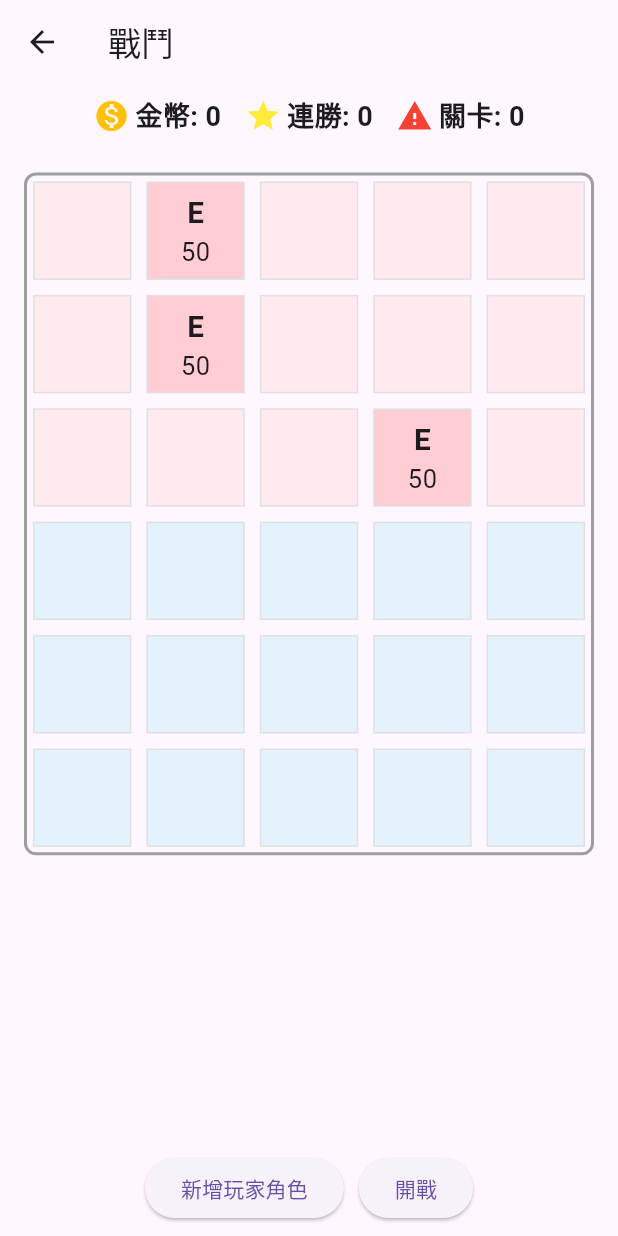
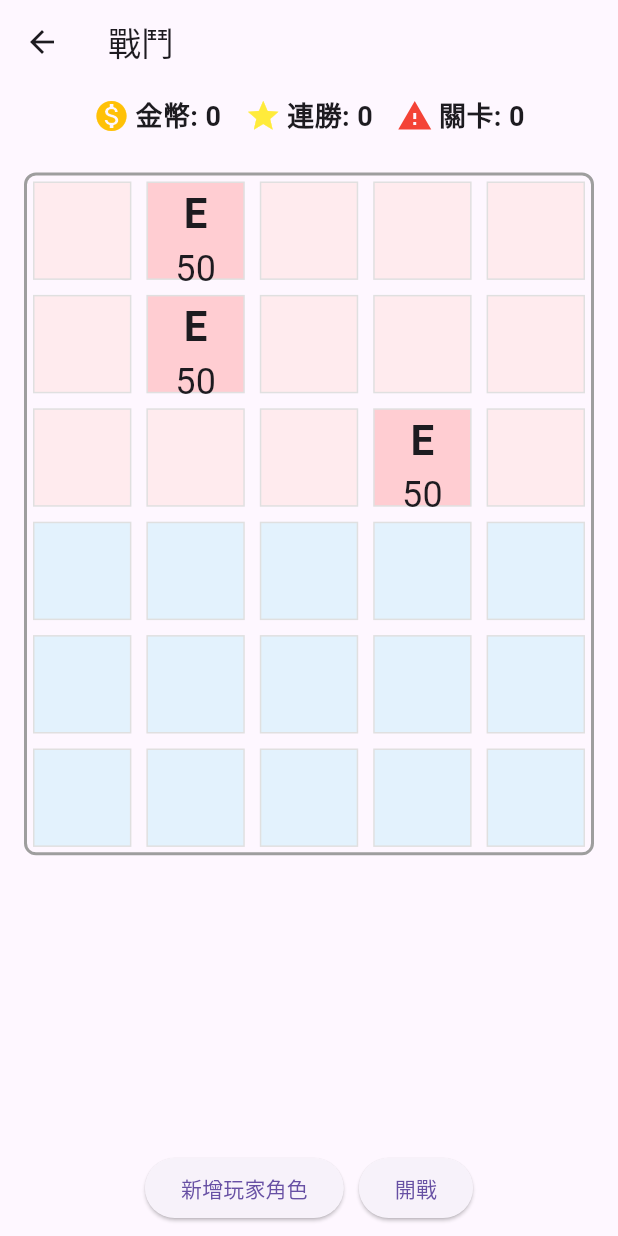
Before and after one commit to kyoangel/merge_game_a2z, a Flutter app: the BattleScreen screen opened directly with empty values, on a phone screen of 412 x 824 dp. Run offline on Flutter 3.47's test engine with Material 3 defaults, Android fonts, the phone set to English and light mode, and no system bars; our stand-ins replace shared_preferences; missing offline and left inert: flame; accounts and stored records are empty.

Commit message:
fix the draggable area

```diff
--- a/lib/game/battle/battle_board.dart
+++ b/lib/game/battle/battle_board.dart
@@ -797,25 +797,32 @@ class _BattleBoardState extends State<BattleBoard> {
 
   Widget _buildCell(int row, int col) {
     final unit = battleBoard[row][col];
-    final isSelected = selectedUnit != null && selectedUnit!.position.row == row && selectedUnit!.position.col == col;
+    final isSelected = selectedUnit != null &&
+        selectedUnit!.position.row == row &&
+        selectedUnit!.position.col == col;
 
     return DragTarget<BattleUnit>(
       onAcceptWithDetails: (details) {
         final receivedUnit = details.data;
         final targetUnit = battleBoard[row][col];
 
-        print('DragTarget onAccept: Received unit level: ${receivedUnit.level}, Target unit level: ${targetUnit?.level}');
+        print(
+            'DragTarget onAccept: Received unit level: ${receivedUnit.level}, Target unit level: ${targetUnit?.level}');
 
         if (targetUnit != null && targetUnit.type == UnitType.player) {
           // 目標位置有單位
-          if (targetUnit.level == receivedUnit.level && !identical(targetUnit, receivedUnit)) { // 修改合成條件，只判斷 level，並防止與自身合成
+          if (targetUnit.level == receivedUnit.level &&
+              !identical(targetUnit, receivedUnit)) {
+            // 修改合成條件，只判斷 level，並防止與自身合成
             // ✅ 合成條件：等級相同且不是同一個單位
             print('Merge condition met. Merging...');
             // 合成發生在目標單位上
             targetUnit.merge(receivedUnit);
             // 移除被拖曳的單位
-            battleBoard[receivedUnit.position.row][receivedUnit.position.col] = null;
-            print('Merge successful via DragTarget. New unit level: ${targetUnit.level}');
+            battleBoard[receivedUnit.position.row][receivedUnit.position.col] =
+                null;
+            print(
+                'Merge successful via DragTarget. New unit level: ${targetUnit.level}');
           } else {
             // ❌ 等級不同或嘗試與自身合成，交換位置
             print('Merge condition not met or same unit. Swapping positions.');
@@ -824,7 +831,8 @@ class _BattleBoardState extends State<BattleBoard> {
 
             // 更新 board
             battleBoard[row][col] = receivedUnit;
-            battleBoard[receivedUnitOldPosition.row][receivedUnitOldPosition.col] = targetUnit;
+            battleBoard[receivedUnitOldPosition.row]
+                [receivedUnitOldPosition.col] = targetUnit;
 
             // 更新單位的位置屬性
             receivedUnit.updatePosition(Position(row, col));
@@ -838,7 +846,8 @@ class _BattleBoardState extends State<BattleBoard> {
 
           // 更新 board
           battleBoard[row][col] = receivedUnit;
-          battleBoard[receivedUnitOldPosition.row][receivedUnitOldPosition.col] = null;
+          battleBoard[receivedUnitOldPosition.row]
+              [receivedUnitOldPosition.col] = null;
 
           // 更新單位的位置屬性
           receivedUnit.updatePosition(Position(row, col));
@@ -851,13 +860,41 @@ class _BattleBoardState extends State<BattleBoard> {
         });
       },
       builder: (context, candidateData, rejectedData) {
-        return Container(
+        final cellContent = Container(
           margin: const EdgeInsets.all(4.0),
           decoration: BoxDecoration(
             border: Border.all(color: Colors.grey[300]!),
             color: _getCellColor(unit, row < playerStartRow),
           ),
           child: unit != null
+              ? GestureDetector(
+                  onTap: () {
+                    if (row < playerStartRow) {
+                      _handleCellTap(row, col);
+                    }
+                  },
+                  child: Center(
+                    // 用 Center + Column 取代 FittedBox 會比較穩定
+                    child: Column(
+                      mainAxisAlignment: MainAxisAlignment.center,
+                      children: [
+                        Text(
+                          unit.type == UnitType.player ? unit.unitName : 'E',
+                          style: const TextStyle(fontWeight: FontWeight.bold,
+                          fontSize: 28),
+                        ),
+                        Text(
+                          '${unit.health}',
+                          style: const TextStyle(fontSize: 24),
+                        ),
+                      ],
+                    ),
+                  ),
+                )
+              : null,
+        );
+
+        return unit != null
             ? Draggable<BattleUnit>(
                 data: unit,
                 feedback: Material(
@@ -868,49 +905,15 @@ class _BattleBoardState extends State<BattleBoard> {
                     child: Center(
                       child: Text(
                         unit.type == UnitType.player ? unit.unitName : 'E',
-                          style: const TextStyle(
-                            fontWeight: FontWeight.bold,
+                        style: const TextStyle(fontWeight: FontWeight.bold),
                       ),
                     ),
                   ),
                 ),
-                  ),
-                  childWhenDragging: Container(),
-                  child: GestureDetector(
-                    onTap: () {
-                      if (row < playerStartRow) {
-                        _handleCellTap(row, col);
-                      }
-                    },
-                    child: FittedBox(
-                      fit: BoxFit.contain,
-                      child: Padding(
-                        padding: const EdgeInsets.all(4.0),
-                        child: Column(
-                          mainAxisAlignment: MainAxisAlignment.center,
-                          children: [
-                            Text(
-                              unit.type == UnitType.player
-                                  ? unit.unitName
-                                  : 'E',
-                              style: const TextStyle(
-                                fontWeight: FontWeight.bold,
-                              ),
-                            ),
-                            Text(
-                              '${unit.health}',
-                              style: const TextStyle(
-                                fontSize: 12,
-                              ),
-                            ),
-                          ],
-                        ),
-                      ),
-                    ),
-                  ),
+                childWhenDragging: Container(), // 空白格
+                child: cellContent,
               )
-              : null,
-        );
+            : cellContent;
       },
     );
   }
@@ -971,13 +974,17 @@ class _BattleBoardState extends State<BattleBoard> {
         });
       } else if (unit.type == UnitType.player) {
         // 點擊另一個玩家角色
-        if (selectedUnit!.level == unit.level && !identical(selectedUnit, unit)) { // 修改合成條件，並防止與自身合成
+        if (selectedUnit!.level == unit.level &&
+            !identical(selectedUnit, unit)) {
+          // 修改合成條件，並防止與自身合成
           // 合成
-          print('Attempting to merge units at (${selectedUnit!.position.row}, ${selectedUnit!.position.col}) and (${row}, ${col})');
+          print(
+              'Attempting to merge units at (${selectedUnit!.position.row}, ${selectedUnit!.position.col}) and (${row}, ${col})');
           // 合成發生在目標單位上
           unit.merge(selectedUnit!);
           // 移除被合併的單位
-          battleBoard[selectedUnit!.position.row][selectedUnit!.position.col] = null;
+          battleBoard[selectedUnit!.position.row][selectedUnit!.position.col] =
+              null;
           print('Merge successful. New unit level: ${unit.level}');
           // 更新 UI
           setState(() {
```
Lines whose indentation alone changed are shown as unchanged.
